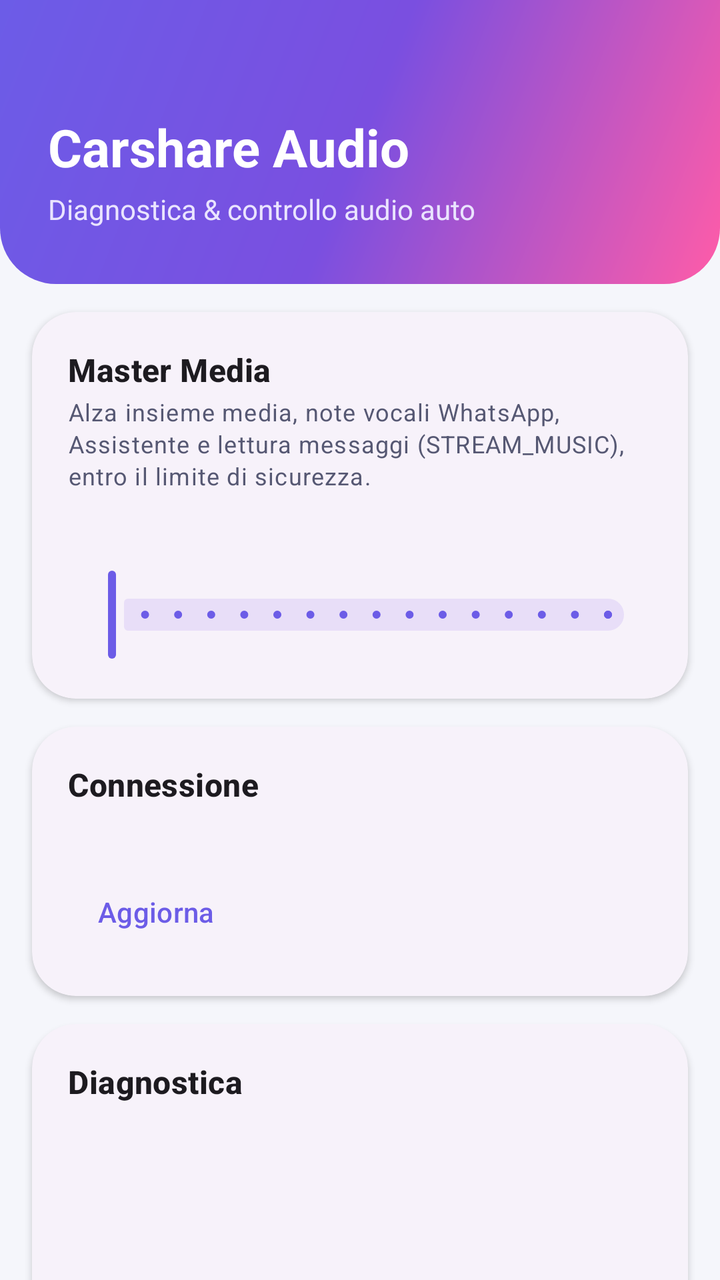
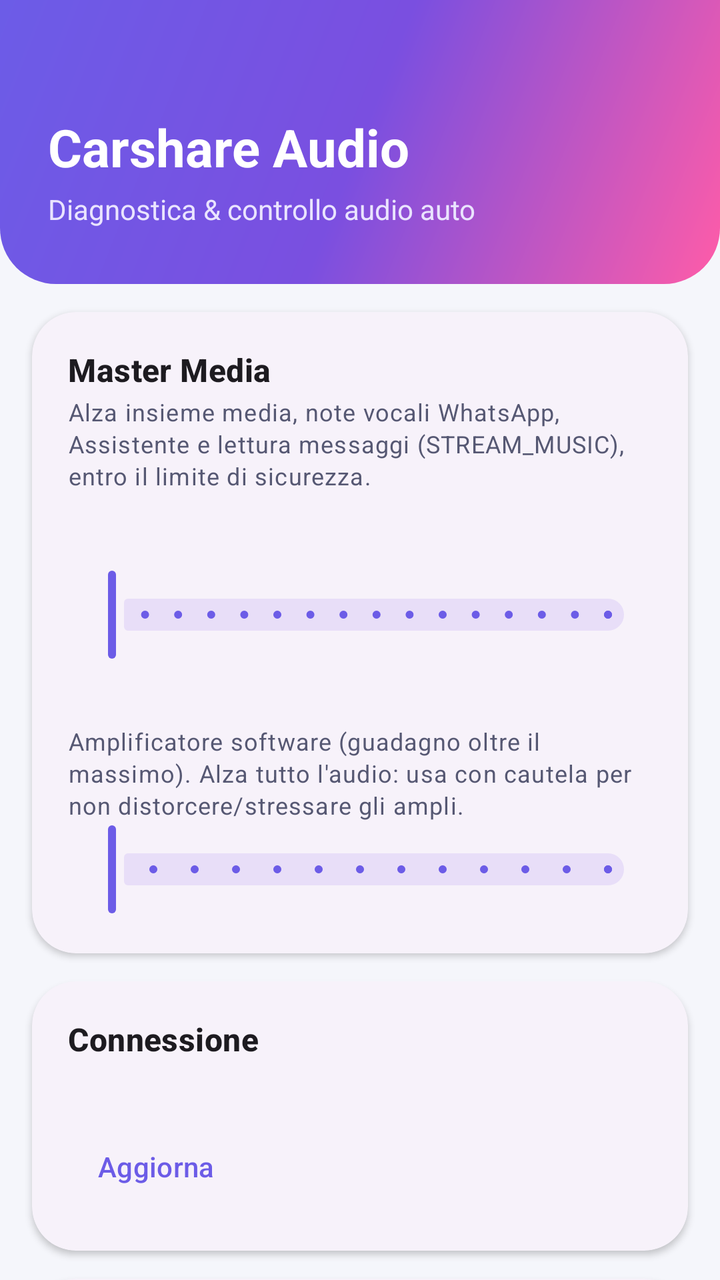

An Android layout rendered at two revisions. The XML below is the earlier revision; the diff shows what the commit changed to produce the second picture.
<!-- AndroidManifest.xml: application theme Theme.VoiceVolume -->
<!-- res/layout/activity_main.xml -->
<?xml version="1.0" encoding="utf-8"?>
<androidx.core.widget.NestedScrollView
    xmlns:android="http://schemas.android.com/apk/res/android"
    xmlns:app="http://schemas.android.com/apk/res-auto"
    android:layout_width="match_parent"
    android:layout_height="match_parent"
    android:fillViewport="true"
    android:background="?android:colorBackground">

    <LinearLayout
        android:id="@+id/content"
        android:layout_width="match_parent"
        android:layout_height="wrap_content"
        android:orientation="vertical"
        android:animateLayoutChanges="true"
        android:paddingBottom="28dp">

        
        <LinearLayout
            android:layout_width="match_parent"
            android:layout_height="wrap_content"
            android:orientation="vertical"
            android:background="@drawable/bg_header"
            android:paddingStart="24dp"
            android:paddingEnd="24dp"
            android:paddingTop="56dp"
            android:paddingBottom="28dp">

            <TextView
                android:layout_width="wrap_content"
                android:layout_height="wrap_content"
                android:text="@string/app_name"
                android:textColor="#FFFFFF"
                android:textSize="26sp"
                android:textStyle="bold" />

            <TextView
                android:layout_width="wrap_content"
                android:layout_height="wrap_content"
                android:layout_marginTop="4dp"
                android:text="@string/header_subtitle"
                android:textColor="#EAE4FF"
                android:textSize="14sp" />
        </LinearLayout>

        
        <com.google.android.material.card.MaterialCardView
            style="@style/CardBox">

            <LinearLayout style="@style/CardInner">

                <TextView style="@style/CardTitle" android:text="@string/sec_master" />
                <TextView style="@style/CardHint" android:text="@string/hint_master" />

                <TextView
                    android:id="@+id/tvMaster"
                    android:layout_width="wrap_content"
                    android:layout_height="wrap_content"
                    android:layout_marginTop="8dp"
                    android:textAppearance="?attr/textAppearanceTitleLarge"
                    android:textColor="?attr/colorPrimary" />

                <com.google.android.material.slider.Slider
                    android:id="@+id/sliderMaster"
                    android:layout_width="match_parent"
                    android:layout_height="wrap_content"
                    android:stepSize="1"
                    android:valueFrom="0"
                    android:valueTo="15" />
            </LinearLayout>
        </com.google.android.material.card.MaterialCardView>

        
        <com.google.android.material.card.MaterialCardView
            style="@style/CardBox">

            <LinearLayout style="@style/CardInner">

                <TextView style="@style/CardTitle" android:text="@string/sec_connection" />

                <TextView
                    android:id="@+id/tvConnection"
                    android:layout_width="match_parent"
                    android:layout_height="wrap_content"
                    android:layout_marginTop="6dp"
                    android:textAppearance="?attr/textAppearanceBodyMedium" />

                <com.google.android.material.button.MaterialButton
                    android:id="@+id/btnRefreshConn"
                    style="@style/Widget.Material3.Button.TextButton"
                    android:layout_width="wrap_content"
                    android:layout_height="wrap_content"
                    android:layout_marginTop="4dp"
                    android:text="@string/refresh" />
            </LinearLayout>
        </com.google.android.material.card.MaterialCardView>

        
        <com.google.android.material.card.MaterialCardView
            style="@style/CardBox">

            <LinearLayout style="@style/CardInner">

                <TextView style="@style/CardTitle" android:text="@string/sec_diagnostics" />

                <TextView
                    android:id="@+id/tvActive"
                    android:layout_width="match_parent"
                    android:layout_height="wrap_content"
                    android:layout_marginTop="6dp"
                    android:textAppearance="?attr/textAppearanceLabelLarge"
                    android:textColor="?attr/colorPrimary" />

                <TextView
                    android:id="@+id/tvLastChange"
                    android:layout_width="match_parent"
                    android:layout_height="wrap_content"
                    android:layout_marginTop="4dp"
                    android:textAppearance="?attr/textAppearanceBodySmall" />

                <TextView
                    android:id="@+id/tvDiag"
                    android:layout_width="match_parent"
                    android:layout_height="wrap_content"
                    android:layout_marginTop="8dp"
                    android:fontFamily="monospace"
                    android:textIsSelectable="true"
                    android:textAppearance="?attr/textAppearanceBodySmall" />

                <com.google.android.material.button.MaterialButton
                    android:id="@+id/btnRefreshDiag"
                    style="@style/Widget.Material3.Button.TextButton"
                    android:layout_width="wrap_content"
                    android:layout_height="wrap_content"
                    android:layout_marginTop="4dp"
                    android:text="@string/refresh" />
            </LinearLayout>
        </com.google.android.material.card.MaterialCardView>

        
        <com.google.android.material.card.MaterialCardView
            style="@style/CardBox">

            <LinearLayout style="@style/CardInner">

                <TextView style="@style/CardTitle" android:text="@string/sec_output" />
                <TextView style="@style/CardHint" android:text="@string/hint_output" />

                <com.google.android.material.button.MaterialButton
                    android:id="@+id/btnDnd"
                    style="@style/Widget.Material3.Button.TonalButton"
                    android:layout_width="wrap_content"
                    android:layout_height="wrap_content"
                    android:layout_marginTop="4dp"
                    android:text="@string/enable_system_volume" />

                <LinearLayout
                    android:id="@+id/streamsContainer"
                    android:layout_width="match_parent"
                    android:layout_height="wrap_content"
                    android:orientation="vertical"
                    android:layout_marginTop="4dp" />
            </LinearLayout>
        </com.google.android.material.card.MaterialCardView>

        
        <com.google.android.material.card.MaterialCardView
            style="@style/CardBox">

            <LinearLayout style="@style/CardInner">

                <TextView style="@style/CardTitle" android:text="@string/sec_multiplier" />
                <TextView style="@style/CardHint" android:text="@string/hint_multiplier" />

                <TextView
                    android:layout_width="wrap_content"
                    android:layout_height="wrap_content"
                    android:layout_marginTop="8dp"
                    android:text="@string/voice_stream" />

                <Spinner
                    android:id="@+id/spinnerVoice"
                    android:layout_width="match_parent"
                    android:layout_height="wrap_content" />

                <TextView
                    android:id="@+id/tvMult"
                    android:layout_width="wrap_content"
                    android:layout_height="wrap_content"
                    android:layout_marginTop="10dp"
                    android:textAppearance="?attr/textAppearanceBodyMedium" />

                <com.google.android.material.slider.Slider
                    android:id="@+id/sliderMult"
                    android:layout_width="match_parent"
                    android:layout_height="wrap_content"
                    android:stepSize="5"
                    android:valueFrom="50"
                    android:valueTo="200" />

                <TextView
                    android:id="@+id/tvCap"
                    android:layout_width="wrap_content"
                    android:layout_height="wrap_content"
                    android:layout_marginTop="6dp"
                    android:textAppearance="?attr/textAppearanceBodyMedium" />

                <com.google.android.material.slider.Slider
                    android:id="@+id/sliderCap"
                    android:layout_width="match_parent"
                    android:layout_height="wrap_content"
                    android:stepSize="5"
                    android:valueFrom="10"
                    android:valueTo="100" />

                <com.google.android.material.materialswitch.MaterialSwitch
                    android:id="@+id/swSync"
                    android:layout_width="match_parent"
                    android:layout_height="wrap_content"
                    android:layout_marginTop="4dp"
                    android:text="@string/sync_active" />

                <LinearLayout
                    android:layout_width="match_parent"
                    android:layout_height="wrap_content"
                    android:orientation="horizontal"
                    android:layout_marginTop="10dp">

                    <com.google.android.material.button.MaterialButton
                        android:id="@+id/btnApplyOnce"
                        style="@style/Widget.Material3.Button.TonalButton"
                        android:layout_width="0dp"
                        android:layout_weight="1"
                        android:layout_height="wrap_content"
                        android:layout_marginEnd="6dp"
                        android:text="@string/apply_once" />

                    <com.google.android.material.button.MaterialButton
                        android:id="@+id/btnSpeakTest"
                        android:layout_width="0dp"
                        android:layout_weight="1"
                        android:layout_height="wrap_content"
                        android:layout_marginStart="6dp"
                        android:text="@string/speak_test" />
                </LinearLayout>
            </LinearLayout>
        </com.google.android.material.card.MaterialCardView>

        
        <com.google.android.material.card.MaterialCardView
            style="@style/CardBox">

            <LinearLayout style="@style/CardInner">

                <TextView style="@style/CardTitle" android:text="@string/sec_test" />
                <TextView style="@style/CardHint" android:text="@string/hint_test" />

                <LinearLayout
                    android:layout_width="match_parent"
                    android:layout_height="wrap_content"
                    android:orientation="horizontal"
                    android:layout_marginTop="8dp">

                    <com.google.android.material.button.MaterialButton
                        android:id="@+id/btnTestCavo"
                        android:layout_width="0dp"
                        android:layout_weight="1"
                        android:layout_height="wrap_content"
                        android:layout_marginEnd="6dp"
                        android:text="@string/proto_cable" />

                    <com.google.android.material.button.MaterialButton
                        android:id="@+id/btnTestWireless"
                        android:layout_width="0dp"
                        android:layout_weight="1"
                        android:layout_height="wrap_content"
                        android:layout_marginStart="6dp"
                        android:text="@string/proto_wireless" />
                </LinearLayout>

                <TextView
                    android:id="@+id/tvTestReport"
                    android:layout_width="match_parent"
                    android:layout_height="wrap_content"
                    android:layout_marginTop="12dp"
                    android:fontFamily="monospace"
                    android:textIsSelectable="true"
                    android:textAppearance="?attr/textAppearanceBodySmall" />
            </LinearLayout>
        </com.google.android.material.card.MaterialCardView>

        
        <com.google.android.material.card.MaterialCardView
            style="@style/CardBox">

            <LinearLayout
                android:id="@+id/updateInner"
                style="@style/CardInner">

                <TextView style="@style/CardTitle" android:text="@string/sec_update" />
                <TextView style="@style/CardHint" android:text="@string/hint_update" />

                <com.google.android.material.textfield.TextInputLayout
                    android:layout_width="match_parent"
                    android:layout_height="wrap_content"
                    android:layout_marginTop="6dp"
                    android:hint="@string/update_url_hint">

                    <com.google.android.material.textfield.TextInputEditText
                        android:id="@+id/etUrl"
                        android:layout_width="match_parent"
                        android:layout_height="wrap_content"
                        android:inputType="textUri" />
                </com.google.android.material.textfield.TextInputLayout>

                <com.google.android.material.materialswitch.MaterialSwitch
                    android:id="@+id/swAuto"
                    android:layout_width="match_parent"
                    android:layout_height="wrap_content"
                    android:layout_marginTop="2dp"
                    android:text="@string/auto_update" />

                <com.google.android.material.button.MaterialButton
                    android:id="@+id/btnCheckUpdate"
                    style="@style/Widget.Material3.Button.TonalButton"
                    android:layout_width="wrap_content"
                    android:layout_height="wrap_content"
                    android:text="@string/check_update" />

                <TextView
                    android:id="@+id/tvUpdate"
                    android:layout_width="match_parent"
                    android:layout_height="wrap_content"
                    android:layout_marginTop="8dp"
                    android:textAppearance="?attr/textAppearanceBodySmall" />
            </LinearLayout>
        </com.google.android.material.card.MaterialCardView>

    </LinearLayout>
</androidx.core.widget.NestedScrollView>
<!-- resources referenced by this layout -->
<resources>
  <string name="app_name">Carshare Audio</string>
  <string name="apply_once">Applica ora</string>
  <string name="auto_update">Aggiornamenti automatici</string>
  <string name="check_update">Controlla aggiornamenti</string>
  <string name="enable_system_volume">Abilita controllo volumi sistema (DND)</string>
  <string name="header_subtitle">Diagnostica &amp; controllo audio auto</string>
  <string name="hint_master">Alza insieme media, note vocali WhatsApp, Assistente e lettura messaggi (STREAM_MUSIC), entro il limite di sicurezza.</string>
  <string name="hint_multiplier">Tiene la voce proporzionale al media. I comandi auto restano validi sopra.</string>
  <string name="hint_output">Regola direttamente ogni stream, indipendente dai comandi auto.</string>
  <string name="hint_test">Protocollo guidato di validazione per ciascuna modalità di connessione.</string>
  <string name="hint_update">URL del manifest JSON (versionCode, versionName, url, notes).</string>
  <string name="proto_cable">Protocollo cavo</string>
  <string name="proto_wireless">Protocollo wireless</string>
  <string name="refresh">Aggiorna</string>
  <string name="sec_connection">Connessione</string>
  <string name="sec_diagnostics">Diagnostica</string>
  <string name="sec_master">Master Media</string>
  <string name="sec_multiplier">Moltiplicatore base voce</string>
  <string name="sec_output">Controllo volumi output</string>
  <string name="sec_test">Modalità test</string>
  <string name="sec_update">Aggiornamenti</string>
  <string name="speak_test">Voce di test</string>
  <string name="sync_active">Sincronizzazione attiva (servizio)</string>
  <string name="update_url_hint">https://…/carshare-audio-latest.json</string>
  <string name="voice_stream">Stream della voce:</string>
  <style name="CardBox" parent="Widget.Material3.CardView.Elevated">
          <item name="android:layout_width">match_parent</item>
          <item name="android:layout_height">wrap_content</item>
          <item name="android:layout_marginStart">16dp</item>
          <item name="android:layout_marginEnd">16dp</item>
          <item name="android:layout_marginTop">14dp</item>
          <item name="cardCornerRadius">22dp</item>
          <item name="cardElevation">2dp</item>
      </style>
  <style name="CardHint" parent="TextAppearance.Material3.BodySmall">
          <item name="android:layout_width">match_parent</item>
          <item name="android:layout_height">wrap_content</item>
          <item name="android:layout_marginTop">2dp</item>
          <item name="android:textColor">?attr/colorOnSurfaceVariant</item>
      </style>
  <style name="CardInner">
          <item name="android:layout_width">match_parent</item>
          <item name="android:layout_height">wrap_content</item>
          <item name="android:orientation">vertical</item>
          <item name="android:padding">18dp</item>
      </style>
  <style name="CardTitle" parent="TextAppearance.Material3.TitleMedium">
          <item name="android:layout_width">wrap_content</item>
          <item name="android:layout_height">wrap_content</item>
          <item name="android:textStyle">bold</item>
      </style>
  <color name="violet">#6C5CE7</color>
  <color name="magenta">#FF5CA8</color>
  <color name="white">#FFFFFF</color>
  <color name="cyan">#00D2C6</color>
  <color name="light_bg">#F5F6FB</color>
  <color name="light_surface">#FFFFFF</color>
  <color name="light_surface_variant">#ECEDF6</color>
  <color name="light_on_bg">#151625</color>
  <color name="light_on_surface_variant">#565873</color>
  <color name="light_outline">#D9DBEA</color>
  <!-- unchanged entries left out for length: 2 -->
</resources>

<!-- the commit's change to res/layout/activity_main.xml (unified diff, before → after) -->
@@ -67,6 +67,23 @@
                     android:stepSize="1"
                     android:valueFrom="0"
                     android:valueTo="15" />
+
+                <TextView
+                    android:id="@+id/tvBoost"
+                    android:layout_width="wrap_content"
+                    android:layout_height="wrap_content"
+                    android:layout_marginTop="10dp"
+                    android:textAppearance="?attr/textAppearanceBodyMedium" />
+
+                <TextView style="@style/CardHint" android:text="@string/hint_boost" />
+
+                <com.google.android.material.slider.Slider
+                    android:id="@+id/sliderBoost"
+                    android:layout_width="match_parent"
+                    android:layout_height="wrap_content"
+                    android:stepSize="1"
+                    android:valueFrom="0"
+                    android:valueTo="12" />
             </LinearLayout>
         </com.google.android.material.card.MaterialCardView>
 
<!-- resource entries referenced after the edit -->
@@ -6,6 +6,7 @@
   <string name="check_update">Controlla aggiornamenti</string>
   <string name="enable_system_volume">Abilita controllo volumi sistema (DND)</string>
   <string name="header_subtitle">Diagnostica &amp; controllo audio auto</string>
+  <string name="hint_boost">Amplificatore software (guadagno oltre il massimo). Alza tutto l\'audio: usa con cautela per non distorcere/stressare gli ampli.</string>
   <string name="hint_master">Alza insieme media, note vocali WhatsApp, Assistente e lettura messaggi (STREAM_MUSIC), entro il limite di sicurezza.</string>
   <string name="hint_multiplier">Tiene la voce proporzionale al media. I comandi auto restano validi sopra.</string>
   <string name="hint_output">Regola direttamente ogni stream, indipendente dai comandi auto.</string>
